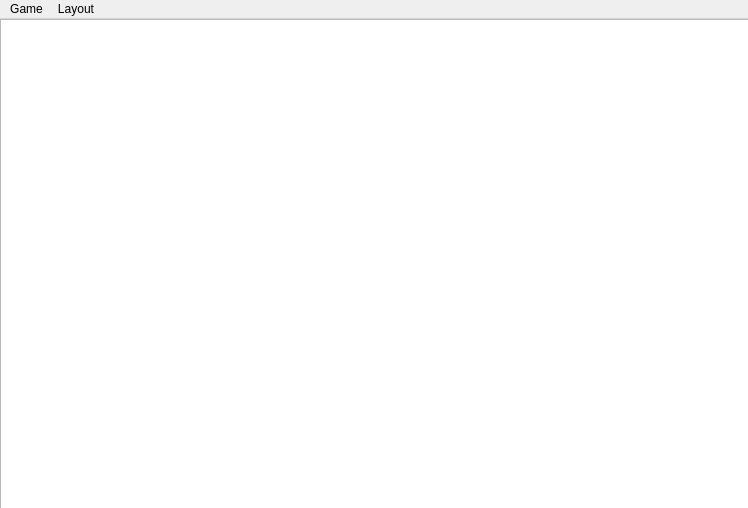
Above: mainwindow.ui from gwolffgang/Oni before the change. Below: the same form after it.
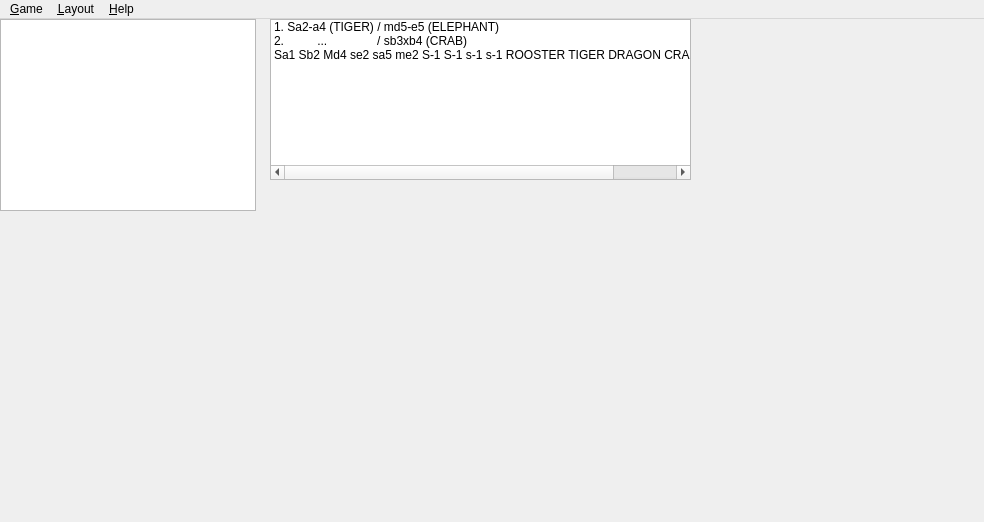
That is the form after the change.

```diff
--- a/mainwindow.ui
+++ b/mainwindow.ui
@@ -6,8 +6,8 @@
    <rect>
     <x>0</x>
     <y>0</y>
-    <width>748</width>
-    <height>508</height>
+    <width>984</width>
+    <height>522</height>
    </rect>
   </property>
   <property name="windowTitle">
@@ -19,24 +19,49 @@
      <rect>
       <x>0</x>
       <y>0</y>
-      <width>751</width>
-      <height>491</height>
+      <width>256</width>
+      <height>192</height>
      </rect>
     </property>
    </widget>
+   <widget class="QListWidget" name="notation">
+    <property name="geometry">
+     <rect>
+      <x>270</x>
+      <y>0</y>
+      <width>421</width>
+      <height>161</height>
+     </rect>
+    </property>
+    <item>
+     <property name="text">
+      <string>1. Sa2-a4 (TIGER) / md5-e5 (ELEPHANT)</string>
+     </property>
+    </item>
+    <item>
+     <property name="text">
+      <string>2.          ...               / sb3xb4 (CRAB)</string>
+     </property>
+    </item>
+    <item>
+     <property name="text">
+      <string>Sa1 Sb2 Md4 se2 sa5 me2 S-1 S-1 s-1 s-1 ROOSTER TIGER DRAGON CRAB ELEPHANT</string>
+     </property>
+    </item>
+   </widget>
   </widget>
   <widget class="QMenuBar" name="menuBar">
    <property name="geometry">
     <rect>
      <x>0</x>
      <y>0</y>
-     <width>748</width>
+     <width>984</width>
      <height>22</height>
     </rect>
    </property>
    <widget class="QMenu" name="menuGame">
     <property name="title">
-     <string>Game</string>
+     <string>&amp;Game</string>
     </property>
     <addaction name="actionNew"/>
     <addaction name="separator"/>
@@ -47,15 +72,26 @@
    </widget>
    <widget class="QMenu" name="menuLayout">
     <property name="title">
-     <string>Layout</string>
+     <string>&amp;Layout</string>
     </property>
     <addaction name="actionSmall"/>
     <addaction name="actionNormal"/>
     <addaction name="actionBig"/>
     <addaction name="actionFullScreen"/>
    </widget>
+   <widget class="QMenu" name="menuHelp">
+    <property name="locale">
+     <locale language="English" country="Germany"/>
+    </property>
+    <property name="title">
+     <string>&amp;Help</string>
+    </property>
+    <addaction name="actionAboutOni"/>
+    <addaction name="actionAboutQt"/>
+   </widget>
    <addaction name="menuGame"/>
    <addaction name="menuLayout"/>
+   <addaction name="menuHelp"/>
   </widget>
   <action name="actionjjj">
    <property name="text">
```
Left out of the diff: 144 changed lines with no effect on the pictures.
